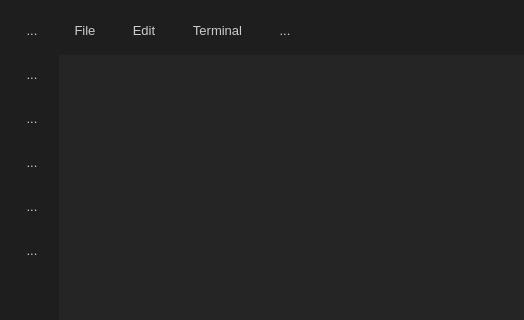
JuanMontoya888/FP-Compilers-I-and-II, file Juan-Studio-Code/form.ui: the form before one commit; both pictures show x 0 to 524 and y 0 to 320 of the 800 by 600 pixel window.
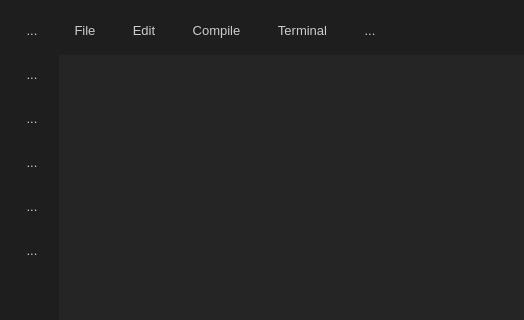
The form after the commit.

What changed in the file:
```diff
--- a/Juan-Studio-Code/form.ui
+++ b/Juan-Studio-Code/form.ui
@@ -213,20 +213,6 @@
 }</string>
   </property>
   <layout class="QGridLayout" name="gridLayout_2">
-   <item row="0" column="2">
-    <widget class="QToolButton" name="editButton">
-     <property name="text">
-      <string>Edit</string>
-     </property>
-    </widget>
-   </item>
-   <item row="0" column="4">
-    <widget class="QToolButton" name="toolsButton">
-     <property name="text">
-      <string>...</string>
-     </property>
-    </widget>
-   </item>
    <item row="0" column="1">
     <widget class="QToolButton" name="fileButton">
      <property name="text">
@@ -234,6 +220,13 @@
      </property>
     </widget>
    </item>
+   <item row="0" column="4">
+    <widget class="QToolButton" name="terminalButton">
+     <property name="text">
+      <string>Terminal</string>
+     </property>
+    </widget>
+   </item>
    <item row="0" column="0" rowspan="2">
     <layout class="QVBoxLayout" name="verticalLayout">
      <item>
@@ -293,10 +286,10 @@
      </item>
     </layout>
    </item>
-   <item row="0" column="3">
-    <widget class="QToolButton" name="terminalButton">
+   <item row="0" column="5">
+    <widget class="QToolButton" name="toolsButton">
      <property name="text">
-      <string>Terminal</string>
+      <string>...</string>
      </property>
     </widget>
    </item>
@@ -320,6 +313,20 @@
      </widget>
     </widget>
    </item>
+   <item row="0" column="2">
+    <widget class="QToolButton" name="editButton">
+     <property name="text">
+      <string>Edit</string>
+     </property>
+    </widget>
+   </item>
+   <item row="0" column="3">
+    <widget class="QToolButton" name="compileButton">
+     <property name="text">
+      <string>Compile</string>
+     </property>
+    </widget>
+   </item>
   </layout>
  </widget>
  <resources/>
```
Left out of the diff: 2 changed lines with no effect on the pictures.
